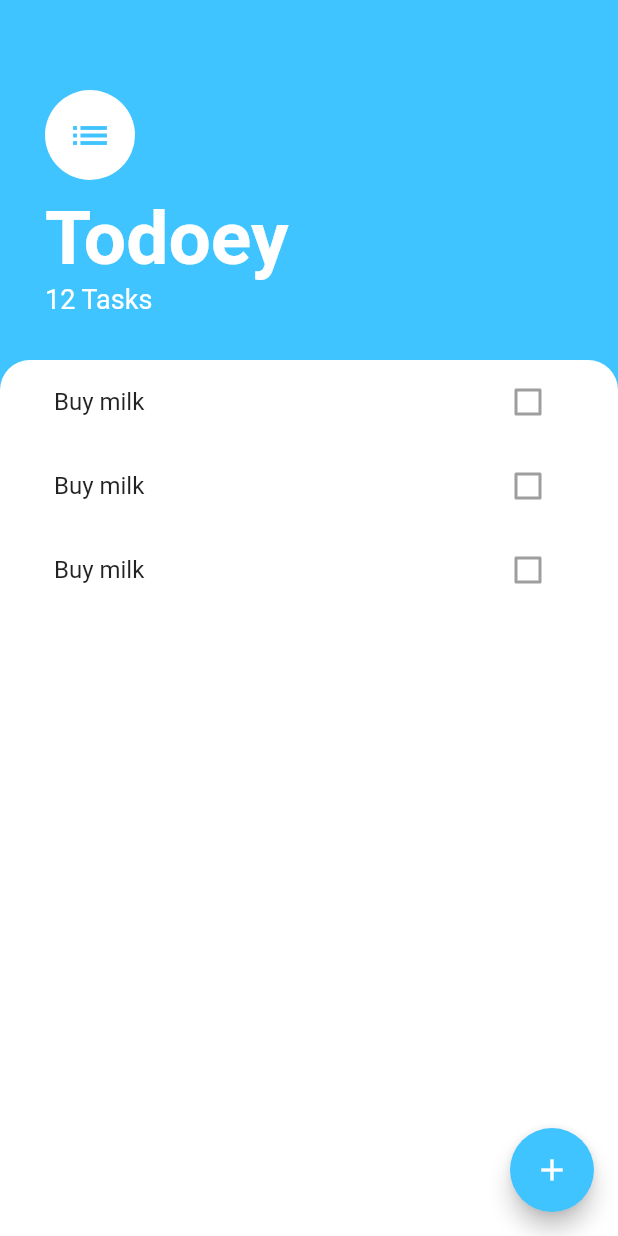
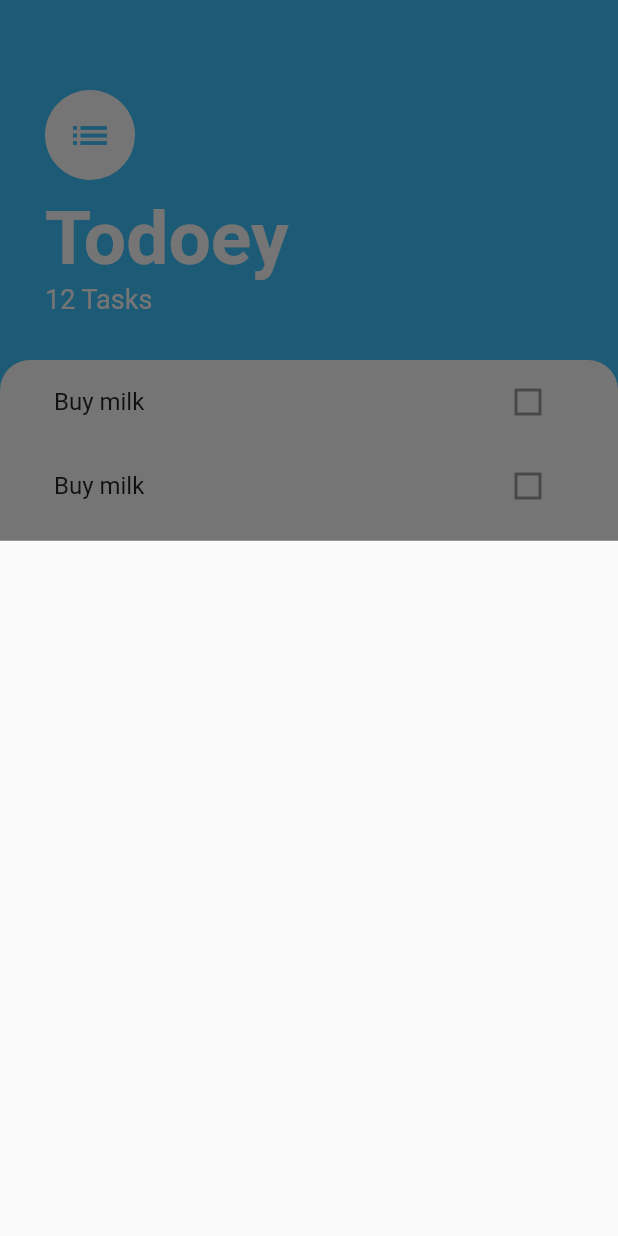
Before and after one commit to Macdeo/todoey, a Flutter app: the screen it shows after launch, after a tap on the "add" icon, on a phone screen of 412 x 824 dp. Run offline on Flutter 3.47's test engine with Material 2 defaults, Android fonts, the phone set to English and light mode, and no system bars.

Commit message:
modified:   lib/screen/home.dart

```diff
--- a/lib/screen/home.dart
+++ b/lib/screen/home.dart
@@ -5,7 +5,7 @@ import 'package:flutter/material.dart';
 import '../widgets/task_list.dart';
 
 class TasksScreen extends StatelessWidget {
-  const TasksScreen({super.key});
+  // const TasksScreen({super.key});
 
   @override
   Widget build(BuildContext context) {
@@ -69,7 +69,10 @@ class TasksScreen extends StatelessWidget {
       ),
       floatingActionButton: FloatingActionButton(
         backgroundColor: Colors.lightBlueAccent,
-        onPressed: () {},
+        onPressed: () {
+          showModalBottomSheet(
+              context: context, builder: (context) => Container());
+        },
         child: Icon(Icons.add),
       ),
     );
```
